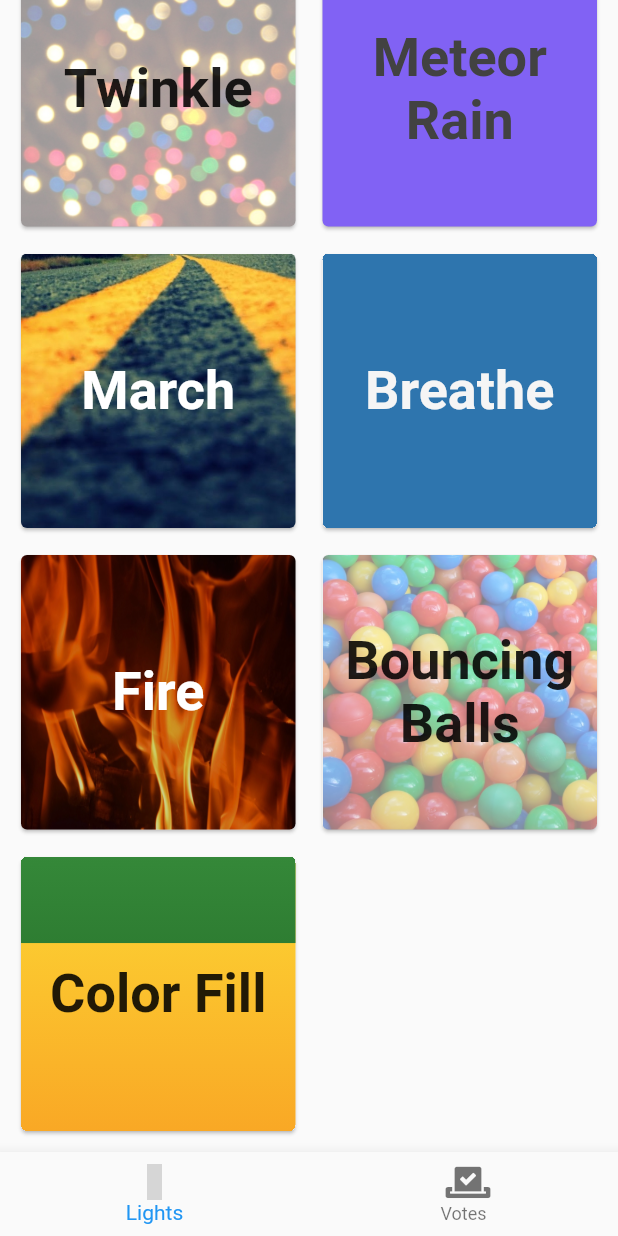
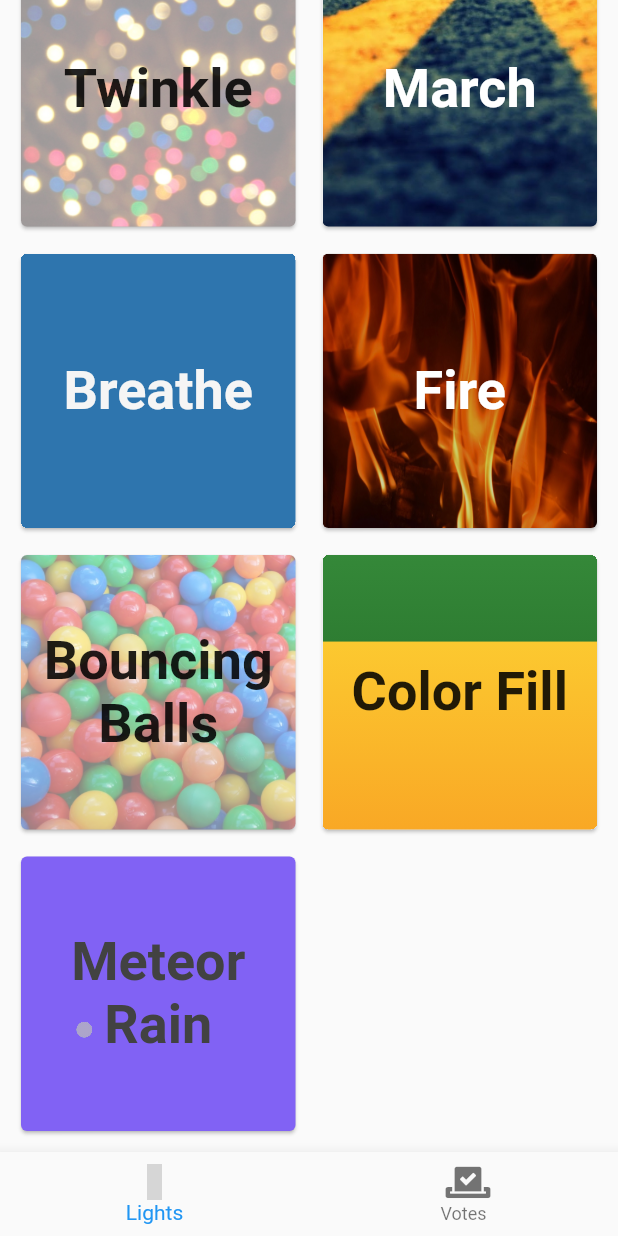
Before and after one commit to mjohnsullivan/oscon-2019, a Flutter app: the screen it shows after launch, scrolled down 448 dp, after a tap on "Color Fill", on a phone screen of 412 x 824 dp. Run offline on Flutter 3.47's test engine with Material 2 defaults, Android fonts, the phone set to English and light mode, and no system bars; our stand-ins replace animated_text_kit, cloud_firestore, flutter_blue, flutter_spinkit, flutter_vector_icons, font_awesome_flutter and 3 more; missing offline and left inert: firebase, fireworks; accounts and stored records are empty; statements that could not run were skipped; grey boxes are pictures that could not be loaded.

Commit message:
simplified the code a bit

```diff
--- a/mobile_app/lib/control_panel.dart
+++ b/mobile_app/lib/control_panel.dart
@@ -192,14 +192,9 @@ class _LightControlState extends State<LightControl> {
                   text: 'Running Lights',
                   onPressed: () => bluetooth?.sendMessage(runningLights),
                 ),
-                //TODO
                 TwinkleButton(
                   text: 'Twinkle',
                   onPressed: () => bluetooth?.sendMessage(twinkle),
-                ),
-                MeteorButton(
-                  text: 'Meteor Rain',
-                  onPressed: () => bluetooth?.sendMessage(meteorFall),
                 ),
                 MarchButton(
                   text: 'March',
@@ -219,6 +214,10 @@ class _LightControlState extends State<LightControl> {
                 ColorFillButton(
                     text: 'Color Fill',
                     onPressed: () => bluetooth?.sendMessage(lightSpill)),
+                MeteorButton(
+                  text: 'Meteor Rain',
+                  onPressed: () => bluetooth?.sendMessage(meteorFall),
+                ),
               ],
             ),
           ),
--- a/mobile_app/lib/support_widgets.dart
+++ b/mobile_app/lib/support_widgets.dart
@@ -24,10 +24,11 @@ class BasicImageButton extends StatelessWidget {
   Widget build(BuildContext context) {
     return Card(
       clipBehavior: Clip.antiAliasWithSaveLayer,
+      child: Container(
         child: Stack(
           alignment: AlignmentDirectional.center,
           children: <Widget>[
-          background,
+            Container(child: background, height: 300),
             Text(text, style: TextStyle(color: fontColor)),
             animation ?? Container(),
             Material(
@@ -38,6 +39,7 @@ class BasicImageButton extends StatelessWidget {
               ),
             )
           ],
+        ),
       ),
     );
   }
@@ -80,8 +82,8 @@ class RainbowButton extends StatelessWidget {
   Widget build(BuildContext context) {
     return BasicImageButton(
       fontColor: Colors.grey[800],
-      background: Image.asset('assets/diagonal_rainbow_gradient.jpg',
-          fit: BoxFit.fill, height: 400),
+      background:
+          Image.asset('assets/diagonal_rainbow_gradient.jpg', fit: BoxFit.fill),
       onPressed: onPressed,
       text: text,
     );
@@ -99,8 +101,7 @@ class SparkleButton extends StatelessWidget {
       fontColor: Colors.white,
       background: Opacity(
           opacity: .7,
-          child: Image.asset('assets/snow_sparkle.jpg',
-              fit: BoxFit.fill, height: 400)),
+          child: Image.asset('assets/snow_sparkle.jpg', fit: BoxFit.fill)),
       onPressed: onPressed,
       text: text,
       animation: Fireworks.only(
@@ -129,7 +130,6 @@ class TwinkleButton extends StatelessWidget {
           child: Image.asset(
             'assets/colorful_lights.jpg',
             fit: BoxFit.cover,
-            height: 400,
           )),
       onPressed: onPressed,
       animation: ScalingText(text, end: 1.3),
@@ -145,8 +145,7 @@ class MarchButton extends StatelessWidget {
   @override
   Widget build(BuildContext context) {
     return BasicImageButton(
-      background: Image.asset('assets/road_stripes.jpg',
-          fit: BoxFit.cover, height: 400),
+      background: Image.asset('assets/road_stripes.jpg', fit: BoxFit.cover),
       animation: TyperAnimatedTextKit(
         duration: Duration(seconds: 7),
         text: [text],
@@ -318,7 +317,7 @@ class MeteorButton extends StatelessWidget {
       backgroundColor: const Color(0xff8162f4),
       body: Stack(
         children: <Widget>[
-          //Positioned(bottom: 1, left: 20, child: Meteor(size: Size(20, 5))),
+          Positioned(bottom: 1, left: 20, child: Meteor(size: Size(20, 5))),
           Text(
             text,
             textAlign: TextAlign.center,
@@ -538,8 +537,7 @@ class BouncingBallButton extends StatelessWidget {
     return BasicImageButton(
       background: Opacity(
           opacity: .5,
-          child: Image.asset('assets/ball_pit.jpg',
-              fit: BoxFit.cover, height: 400)),
+          child: Image.asset('assets/ball_pit.jpg', fit: BoxFit.cover)),
       animation: Column(
         mainAxisAlignment: MainAxisAlignment.center,
         children: <Widget>[
```
Lines whose indentation alone changed are shown as unchanged.
